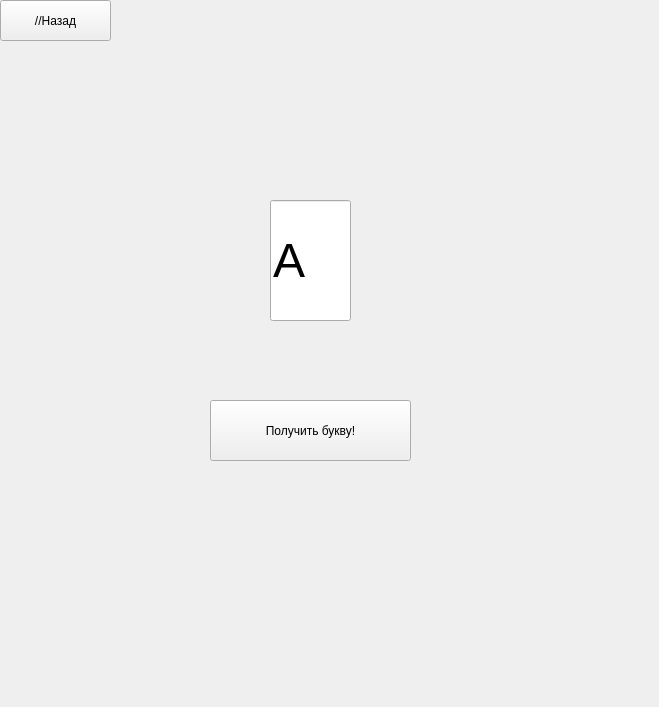
This is UI/letters.ui in buzzyfrog/randomizerQt as Qt 5 draws it before an edit. The edited form follows.
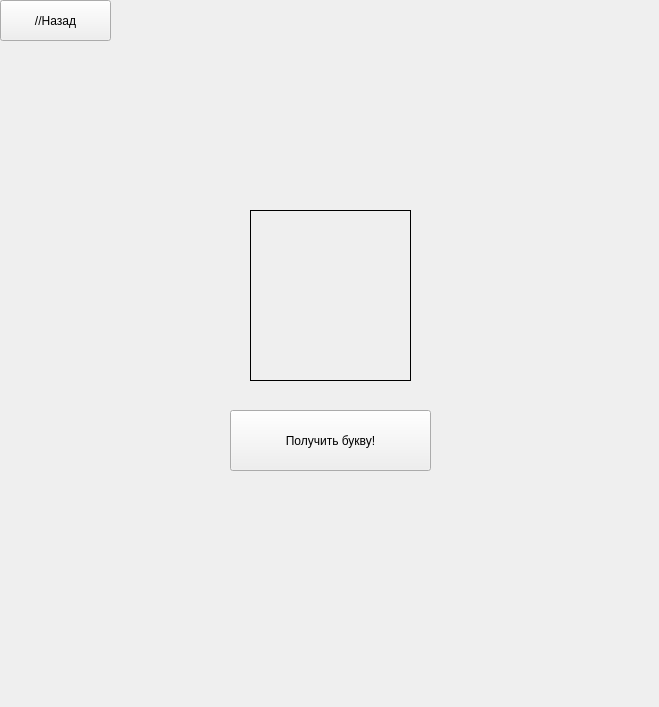
This is the edited form.

Diff of the .ui file:
```diff
--- a/UI/letters.ui
+++ b/UI/letters.ui
@@ -29,8 +29,8 @@
   <widget class="QPushButton" name="pushButton_get">
    <property name="geometry">
     <rect>
-     <x>210</x>
-     <y>400</y>
+     <x>230</x>
+     <y>410</y>
      <width>201</width>
      <height>61</height>
     </rect>
@@ -39,13 +39,13 @@
     <string>Получить букву!</string>
    </property>
   </widget>
-  <widget class="QLineEdit" name="Output">
+  <widget class="QLabel" name="Output">
    <property name="geometry">
     <rect>
-     <x>270</x>
-     <y>200</y>
-     <width>81</width>
-     <height>121</height>
+     <x>250</x>
+     <y>210</y>
+     <width>161</width>
+     <height>171</height>
     </rect>
    </property>
    <property name="font">
@@ -53,8 +53,13 @@
      <pointsize>36</pointsize>
     </font>
    </property>
+   <property name="styleSheet">
+    <string notr="true">QLabel{
+border: 1px solid #000000
+}</string>
+   </property>
    <property name="text">
-    <string>А</string>
+    <string/>
    </property>
   </widget>
  </widget>
```
